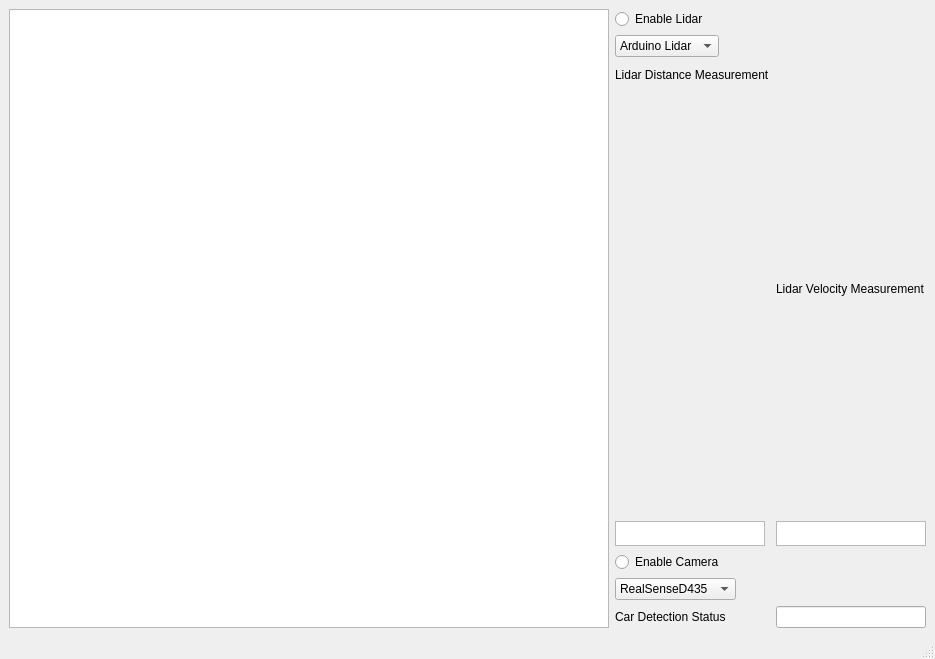
This is gui/qt_designer_files/mirrorless_mirrors.ui in JECcapstone2019/CapstoneADASMirrors as Qt 5 draws it before an edit. The edited form follows.
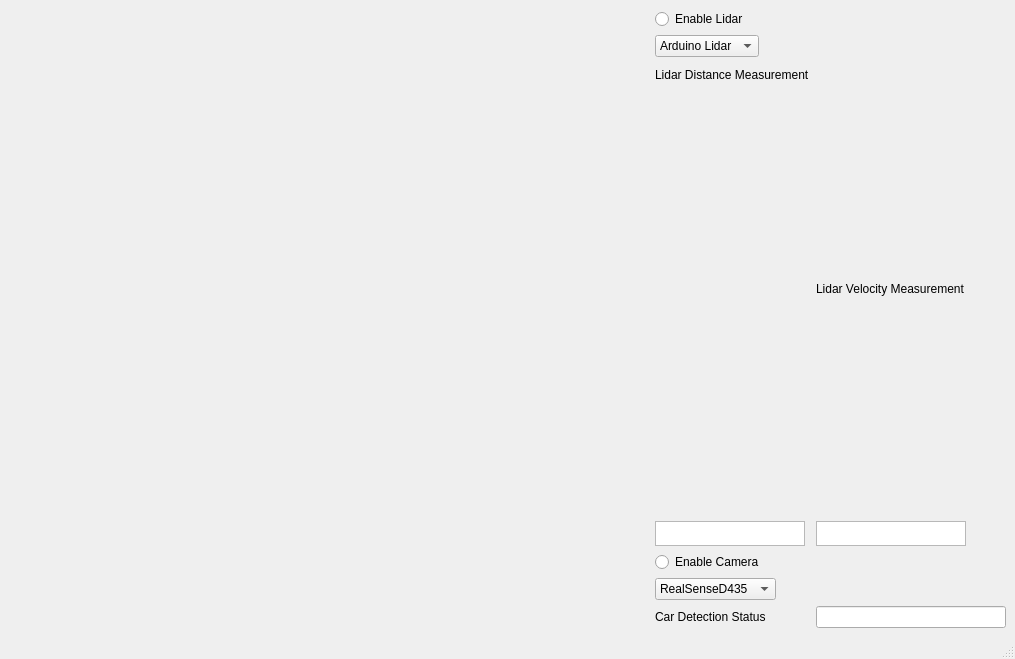
This is the edited form.

Commit message: fixed images so they are more easily converted to cv2 images in the image tools create test pattern updated the gui so it can display images made a testing thread that sends images from another process which is then recieved and viewed in the gui, the images are pre-generated test patterns

What changed in the file:
```diff
--- a/gui/qt_designer_files/mirrorless_mirrors.ui
+++ b/gui/qt_designer_files/mirrorless_mirrors.ui
@@ -6,7 +6,7 @@
    <rect>
     <x>0</x>
     <y>0</y>
-    <width>919</width>
+    <width>1015</width>
     <height>659</height>
    </rect>
   </property>
@@ -22,13 +22,19 @@
   <widget class="QWidget" name="centralwidget">
    <layout class="QHBoxLayout" name="horizontalLayout">
     <item>
-     <widget class="QGraphicsView" name="imageViewer">
+     <widget class="QLabel" name="imageViewer">
       <property name="minimumSize">
        <size>
-        <width>600</width>
-        <height>600</height>
+        <width>640</width>
+        <height>480</height>
        </size>
       </property>
+      <property name="autoFillBackground">
+       <bool>false</bool>
+      </property>
+      <property name="text">
+       <string/>
+      </property>
      </widget>
     </item>
     <item>
```
Left out of the diff: 2 changed lines with no effect on the pictures. The commit also changes 5 other files.
